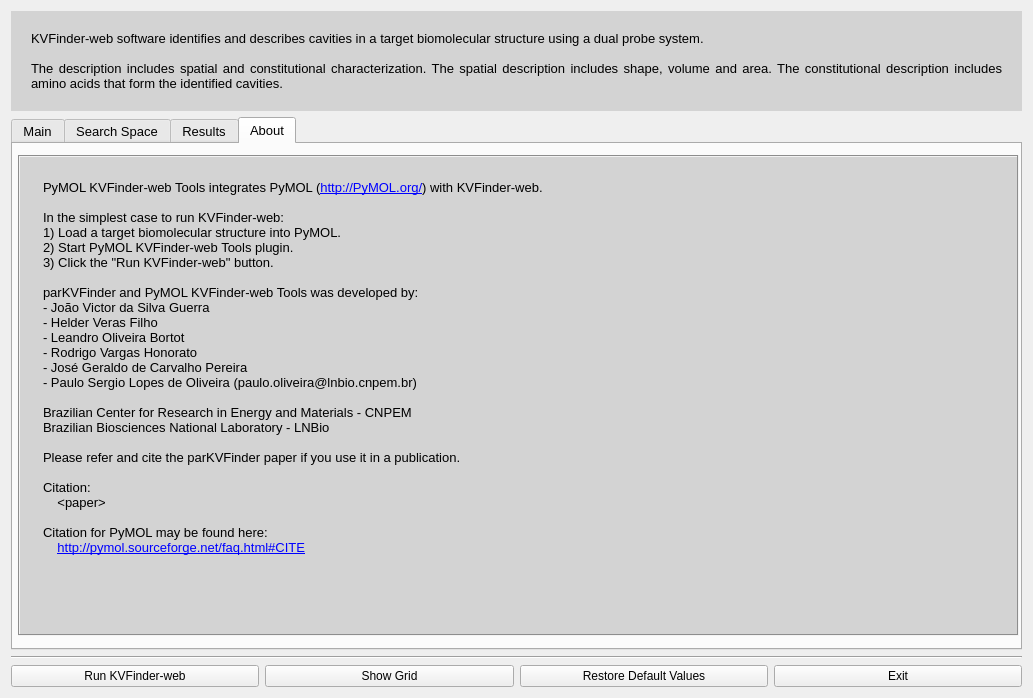
Before: the Qt Designer form client/KVFinder-web-tools/KVFinder-web.ui in jvsguerra/kvfinder-ws, drawn with Qt 5.
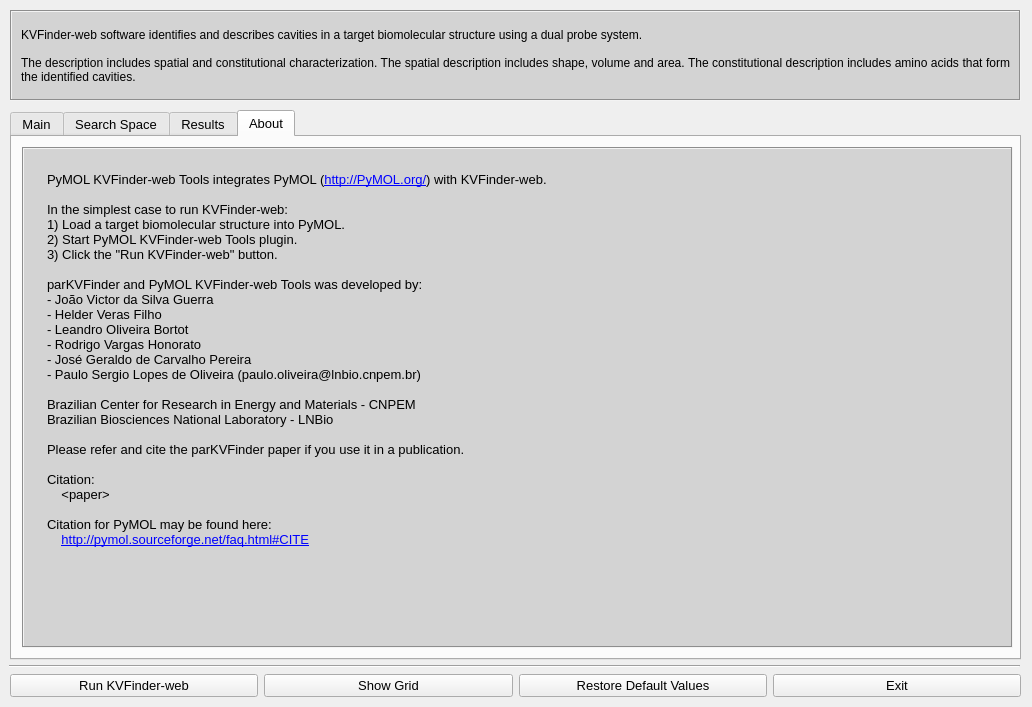
After: the same form once the commit is applied. The open tabs and pages were chosen to show the change.

Commit message: Change QWidget to QMainWindow for plugin core

Patch:
```diff
--- a/client/KVFinder-web-tools/KVFinder-web.ui
+++ b/client/KVFinder-web-tools/KVFinder-web.ui
@@ -1,33 +1,52 @@
 <?xml version="1.0" encoding="UTF-8"?>
 <ui version="4.0">
- <class>KVFinderweb</class>
- <widget class="QWidget" name="KVFinderweb">
-  <property name="enabled">
-   <bool>true</bool>
-  </property>
+ <class>KVFinderWeb</class>
+ <widget class="QMainWindow" name="KVFinderWeb">
   <property name="geometry">
    <rect>
     <x>0</x>
     <y>0</y>
-    <width>1033</width>
-    <height>698</height>
+    <width>1032</width>
+    <height>707</height>
    </rect>
   </property>
-  <property name="tabletTracking">
-   <bool>false</bool>
+  <property name="font">
+   <font>
+    <pointsize>10</pointsize>
+   </font>
+  </property>
+  <property name="cursor">
+   <cursorShape>IBeamCursor</cursorShape>
   </property>
   <property name="windowTitle">
    <string notr="true">PyMOL KVFinder-web Tools</string>
   </property>
-  <property name="inputMethodHints">
-   <set>Qt::ImhNone</set>
-  </property>
-  <layout class="QVBoxLayout" name="verticalLayout">
-   <item>
+  <widget class="QWidget" name="gui">
+   <widget class="Line" name="dialog_separator">
+    <property name="geometry">
+     <rect>
+      <x>9</x>
+      <y>665</y>
+      <width>1011</width>
+      <height>3</height>
+     </rect>
+    </property>
+    <property name="orientation">
+     <enum>Qt::Horizontal</enum>
+    </property>
+   </widget>
     <widget class="QLabel" name="main_description">
      <property name="enabled">
       <bool>true</bool>
      </property>
+    <property name="geometry">
+     <rect>
+      <x>10</x>
+      <y>10</y>
+      <width>1011</width>
+      <height>91</height>
+     </rect>
+    </property>
      <property name="sizePolicy">
       <sizepolicy hsizetype="Expanding" vsizetype="Fixed">
        <horstretch>0</horstretch>
@@ -42,14 +61,20 @@
      </property>
      <property name="font">
       <font>
-       <pointsize>10</pointsize>
+      <pointsize>9</pointsize>
       </font>
      </property>
      <property name="layoutDirection">
       <enum>Qt::LeftToRight</enum>
      </property>
      <property name="styleSheet">
-      <string notr="true">background-color: #d3d3d3;color:black; padding: 20px</string>
+     <string notr="true">background-color: #d3d3d3;color:black; padding: 10px</string>
+    </property>
+    <property name="frameShape">
+     <enum>QFrame::Box</enum>
+    </property>
+    <property name="frameShadow">
+     <enum>QFrame::Sunken</enum>
      </property>
      <property name="text">
       <string notr="true">KVFinder-web software identifies and describes cavities in a target biomolecular structure using a dual probe system.
@@ -66,9 +91,15 @@
       <bool>true</bool>
      </property>
     </widget>
-   </item>
-   <item>
     <widget class="QTabWidget" name="tabs">
+    <property name="geometry">
+     <rect>
+      <x>10</x>
+      <y>110</y>
+      <width>1011</width>
+      <height>550</height>
+     </rect>
+    </property>
      <property name="sizePolicy">
       <sizepolicy hsizetype="Expanding" vsizetype="Expanding">
        <horstretch>0</horstretch>
@@ -692,10 +723,10 @@
        </property>
        <property name="geometry">
         <rect>
-         <x>5</x>
-         <y>11</y>
-         <width>1001</width>
-         <height>481</height>
+        <x>10</x>
+        <y>10</y>
+        <width>991</width>
+        <height>501</height>
         </rect>
        </property>
        <property name="cursor" stdset="0">
@@ -744,15 +775,15 @@
       </widget>
      </widget>
     </widget>
-   </item>
-   <item>
-    <widget class="Line" name="dialog_separator">
-     <property name="orientation">
-      <enum>Qt::Horizontal</enum>
-     </property>
-    </widget>
-   </item>
-   <item>
+   <widget class="QWidget" name="layoutWidget">
+    <property name="geometry">
+     <rect>
+      <x>10</x>
+      <y>670</y>
+      <width>1011</width>
+      <height>31</height>
+     </rect>
+    </property>
     <layout class="QHBoxLayout" name="dialog_buttons">
      <item>
       <widget class="QPushButton" name="button_run">
@@ -783,26 +814,9 @@
       </widget>
      </item>
     </layout>
-   </item>
-  </layout>
- </widget>
- <tabstops>
-  <tabstop>button_run</tabstop>
-  <tabstop>button_grid</tabstop>
-  <tabstop>button_restore</tabstop>
-  <tabstop>button_exit</tabstop>
-  <tabstop>tabs</tabstop>
-  <tabstop>input</tabstop>
-  <tabstop>refresh_input</tabstop>
-  <tabstop>probe_in</tabstop>
-  <tabstop>probe_out</tabstop>
-  <tabstop>volume_cutoff</tabstop>
-  <tabstop>removal_distance</tabstop>
-  <tabstop>base_name</tabstop>
-  <tabstop>output_dir_path</tabstop>
-  <tabstop>button_browse</tabstop>
-  <tabstop>results_tabs</tabstop>
- </tabstops>
+   </widget>
+  </widget>
+ </widget>
  <resources/>
  <connections/>
 </ui>
```
Left out of the diff: 31 changed lines with no effect on the pictures. Lines whose indentation alone changed are shown as unchanged. The commit also changes 1 other file.
